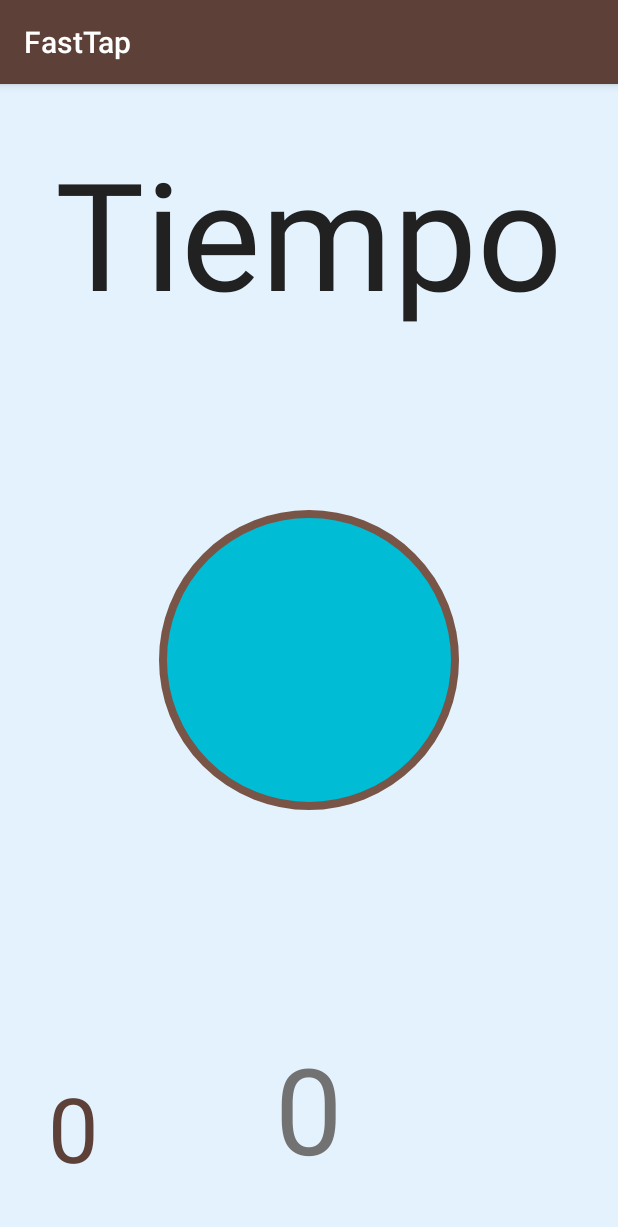
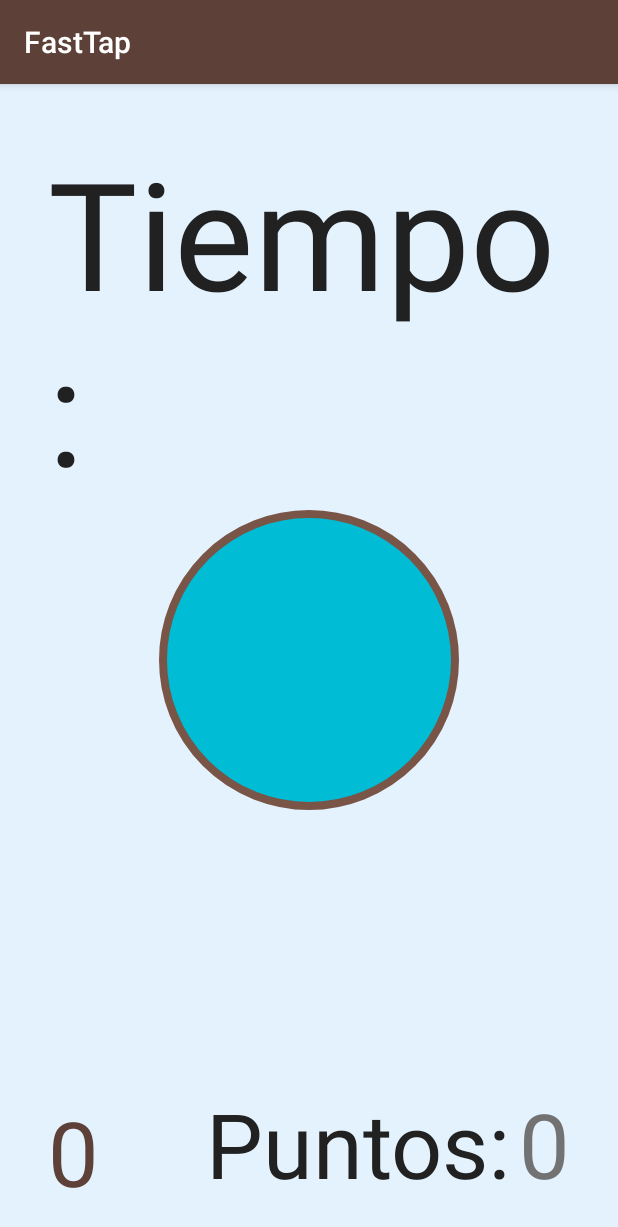
Before and after one commit to JuvenalSantisoDeveloper/FastTap, an Android app: the screen it shows after launch (GameActivity), on a phone screen of 412 x 824 dp. Shown: the top 1227 px of the screen. Run offline under Robolectric (Android 15) with nearby library versions, the light colour scheme and no system bars; our stand-ins replace ButterKnife.

Commit message:
Animacion blink agregada

```diff
--- a/app/src/main/java/com/mustbear/app_fasttap/GameActivity.java
+++ b/app/src/main/java/com/mustbear/app_fasttap/GameActivity.java
@@ -1,8 +1,11 @@
 package com.mustbear.app_fasttap;
 
+import android.content.Context;
+import android.graphics.Color;
 import android.os.Bundle;
 import android.os.CountDownTimer;
 import android.support.v7.app.AppCompatActivity;
+import android.view.animation.AnimationUtils;
 import android.widget.ImageButton;
 import android.widget.TextView;
 
@@ -12,10 +15,10 @@ import butterknife.OnClick;
 
 public class GameActivity extends AppCompatActivity implements GameActivityView {
 
-    private static final int TIMERCOUNTDOWN = 60000;
+    private static final int TIMERCOUNTDOWN = 15000;
     private static final int SECOND = 1000;
     private static final int ZERO = 0;
-    private static final long TIME_RUNNING_OUT = 3;
+    private static final int TEN = 10;
 
 
     @BindView(R.id.activity_game_tv_time)
@@ -44,13 +47,13 @@ public class GameActivity extends AppCompatActivity implements GameActivityView
 
     private void initData() {
         mPresenter = new GameActivityPresenterImpl(this);
-
         mCurrentScore = ZERO;
 
         mTimerCountDown = new CountDownTimer(TIMERCOUNTDOWN, SECOND) {
             @Override
             public void onTick(long millisUntilFinished) {
-                mTimeTextView.setText(String.valueOf(millisUntilFinished/SECOND));
+                mTimeTextView.setText(String.valueOf(millisUntilFinished / SECOND));
+                checkTimeIsRunningOut(millisUntilFinished);
             }
 
             @Override
@@ -59,6 +62,13 @@ public class GameActivity extends AppCompatActivity implements GameActivityView
                 timeOver();
             }
         };
+    }
+
+    private void checkTimeIsRunningOut(long millisUntilFinished) {
+        if(millisUntilFinished/SECOND <= TEN) {
+            mTimeTextView.setAnimation(AnimationUtils.loadAnimation(GameActivity.this, R.anim.blink_animation));
+            mTimeTextView.setTextColor(Color.RED);
+        }
     }
 
     private void initUI() {
--- /dev/null
+++ b/app/src/main/res/anim/blink_animation.xml
@@ -0,0 +1,10 @@
+<?xml version="1.0" encoding="utf-8"?>
+<set xmlns:android="http://schemas.android.com/apk/res/android">
+    <alpha
+        android:fromAlpha="1"
+        android:toAlpha="0"
+        android:repeatCount="3"
+        android:repeatMode="reverse"
+        android:interpolator="@android:interpolator/linear"
+        android:duration="150" />
+</set>
--- a/app/src/main/res/layout/activity_game.xml
+++ b/app/src/main/res/layout/activity_game.xml
@@ -30,25 +30,47 @@
         android:layout_margin="@dimen/activity_horizontal_margin"
         android:id="@+id/activity_game_ib_game"/>
 
-    <TextView
+    <RelativeLayout
         android:layout_width="wrap_content"
         android:layout_height="wrap_content"
-        android:layout_alignParentBottom="true"
-        android:layout_centerHorizontal="true"
-        android:textSize="@dimen/activity_game_score"
-        android:layout_margin="@dimen/activity_horizontal_margin"
-        android:id="@+id/activity_game_tv_score"
-        android:textColor="@color/colorSecondaryText"
-        android:text="@string/score_es"/>
+        android:orientation="horizontal"
+        android:layout_alignParentBottom="true">
 
         <TextView
             android:layout_width="wrap_content"
             android:layout_height="wrap_content"
             android:layout_alignParentBottom="true"
+            android:layout_alignParentStart="true"
             android:layout_alignParentLeft="true"
-        android:textSize="@dimen/activity_max_score"
+            android:textSize="@dimen/activity_score_labels"
             android:layout_margin="@dimen/activity_horizontal_margin"
             android:id="@+id/activity_game_tv_max_score"
             android:textColor="@color/colorActionBar"
             android:text="@string/score_es"/>
+
+        <LinearLayout
+            android:layout_width="wrap_content"
+            android:layout_height="wrap_content"
+            android:orientation="horizontal"
+            android:layout_alignParentBottom="true"
+            android:layout_alignParentRight="true">
+
+            <TextView
+                android:layout_width="wrap_content"
+                android:layout_height="wrap_content"
+                android:textSize="@dimen/activity_score_labels"
+                android:layout_margin="@dimen/text_gap"
+                android:id="@+id/activity_game_tv_score_text"
+                android:textColor="@color/colorPrimaryText"
+                android:text="@string/score_es"/>
+            <TextView
+                android:layout_width="wrap_content"
+                android:layout_height="wrap_content"
+                android:layout_gravity="center"
+                android:paddingRight="@dimen/activity_horizontal_margin"
+                android:textSize="@dimen/activity_game_score"
+                android:id="@+id/activity_game_tv_score"
+                android:textColor="@color/colorSecondaryText"/>
+            </LinearLayout>
         </RelativeLayout>
+</RelativeLayout>
--- a/app/src/main/res/values/dimens.xml
+++ b/app/src/main/res/values/dimens.xml
@@ -9,8 +9,9 @@
     <dimen name="stroke_gap">1dp</dimen>
 
     <!-- Text -->
-    <dimen name="activity_game_score">80sp</dimen>
-    <dimen name="activity_max_score">60sp</dimen>
+    <dimen name="activity_game_score">60sp</dimen>
+    <dimen name="activity_score_labels">60sp</dimen>
     <dimen name="activity_game_time">100sp</dimen>
+    <dimen name="text_gap">5sp</dimen>
 
 </resources>
--- a/app/src/main/res/values/strings.xml
+++ b/app/src/main/res/values/strings.xml
@@ -3,7 +3,7 @@
     <string name="app_name">FastTap</string>
 
     <!-- prueba -->
-    <string name="time_es">Tiempo</string>
-    <string name="score_es">Puntos</string>
+    <string name="time_es">Tiempo: </string>
+    <string name="score_es">Puntos: </string>
 
 </resources>
```
Lines whose indentation alone changed are shown as unchanged.
